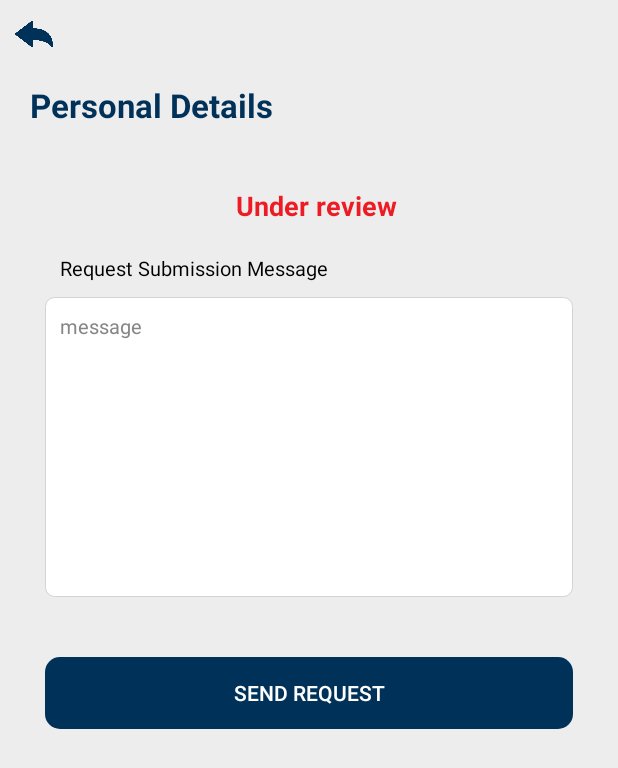
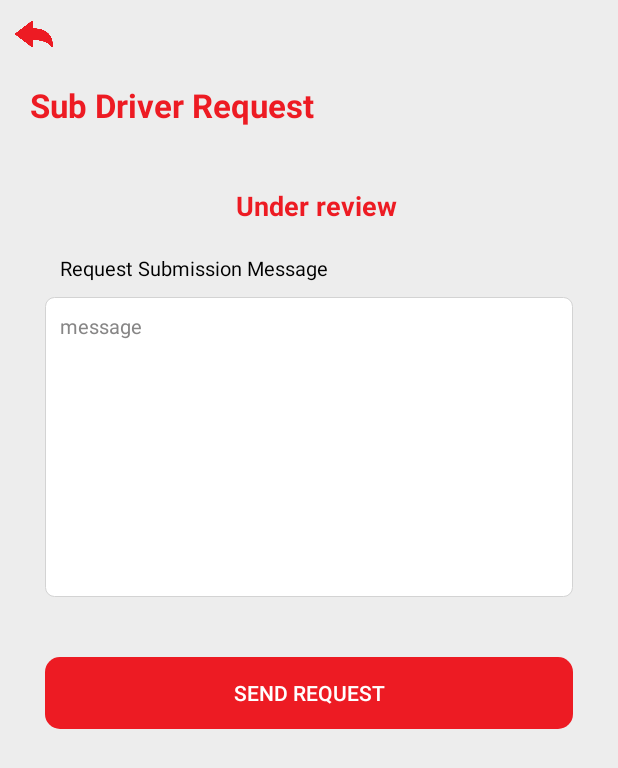
Before and after one commit to Mian-Rehman/women_security_rfid, an Android app: the AddDriverActivity screen opened directly, with no data from a screen before it, on a phone screen of 412 x 824 dp. Shown: the top 768 px of the screen. Run offline under Robolectric (Android 15) with nearby library versions, the phone set to English and light mode, and no system bars; our stand-ins replace Firebase (no records; nobody signed in at launch, a user with empty details on screens opened directly).

Commit message:
Women Security system

```diff
--- a/app/src/main/java/com/rehman/womansecuritysystem/AccountVerificationActivity.java
+++ b/app/src/main/java/com/rehman/womansecuritysystem/AccountVerificationActivity.java
@@ -17,7 +17,7 @@ import android.widget.ImageView;
 import android.widget.Toast;
 
 import com.bumptech.glide.Glide;
-import com.google.firebase.auth.FirebaseAuth;
+
 import com.google.firebase.database.DataSnapshot;
 import com.google.firebase.database.DatabaseError;
 import com.google.firebase.database.DatabaseReference;
--- a/app/src/main/java/com/rehman/womansecuritysystem/Adapter/AdminRejectAdapter.java
+++ b/app/src/main/java/com/rehman/womansecuritysystem/Adapter/AdminRejectAdapter.java
@@ -13,7 +13,6 @@ import androidx.cardview.widget.CardView;
 import androidx.recyclerview.widget.RecyclerView;
 
 
-import com.firebase.ui.auth.data.model.User;
 import com.rehman.womansecuritysystem.Admin.AdminRequestDetailsActivitty;
 import com.rehman.womansecuritysystem.Model.UserModel;
 import com.rehman.womansecuritysystem.R;
--- a/app/src/main/java/com/rehman/womansecuritysystem/Admin/AdminRequestDetailsActivitty.java
+++ b/app/src/main/java/com/rehman/womansecuritysystem/Admin/AdminRequestDetailsActivitty.java
@@ -258,6 +258,8 @@ public class AdminRequestDetailsActivitty extends AppCompatActivity {
 
 //                    Toast.makeText(AdminRequestDetailsActivitty.this, frontSide, Toast.LENGTH_SHORT).show();
 
+                    idFront_image.setVisibility(View.VISIBLE);
+                    idBack_image.setVisibility(View.VISIBLE);
                     Glide.with(AdminRequestDetailsActivitty.this).load(frontSide).into(idFront_image);
                     Glide.with(AdminRequestDetailsActivitty.this).load(backSide).into(idBack_image);
                 }
--- a/app/src/main/java/com/rehman/womansecuritysystem/Driver/DriverMainActivity.java
+++ b/app/src/main/java/com/rehman/womansecuritysystem/Driver/DriverMainActivity.java
@@ -30,8 +30,6 @@ import com.google.android.gms.maps.model.LatLng;
 import com.google.android.gms.maps.model.MarkerOptions;
 import com.google.android.gms.tasks.OnSuccessListener;
 import com.google.android.gms.tasks.Task;
-import com.google.firebase.auth.FirebaseAuth;
-import com.google.firebase.auth.FirebaseUser;
 import com.google.firebase.database.DataSnapshot;
 import com.google.firebase.database.DatabaseError;
 import com.google.firebase.database.DatabaseReference;
--- a/app/src/main/java/com/rehman/womansecuritysystem/Driver/SetPRofileImgActivity.java
+++ b/app/src/main/java/com/rehman/womansecuritysystem/Driver/SetPRofileImgActivity.java
@@ -19,7 +19,7 @@ import android.widget.Toast;
 
 import com.bumptech.glide.Glide;
 import com.google.android.gms.tasks.OnSuccessListener;
-import com.google.firebase.auth.FirebaseAuth;
+
 import com.google.firebase.database.DataSnapshot;
 import com.google.firebase.database.DatabaseError;
 import com.google.firebase.database.DatabaseReference;
--- a/app/src/main/java/com/rehman/womansecuritysystem/ProfileProgress/PersonalDetailActivity.java
+++ b/app/src/main/java/com/rehman/womansecuritysystem/ProfileProgress/PersonalDetailActivity.java
@@ -11,8 +11,7 @@ import android.widget.EditText;
 import android.widget.ImageView;
 import android.widget.Toast;
 
-import com.google.firebase.auth.FirebaseAuth;
-import com.google.firebase.auth.FirebaseUser;
+
 import com.google.firebase.database.DataSnapshot;
 import com.google.firebase.database.DatabaseError;
 import com.google.firebase.database.DatabaseReference;
--- a/app/src/main/java/com/rehman/womansecuritysystem/Start/LoginActivity.java
+++ b/app/src/main/java/com/rehman/womansecuritysystem/Start/LoginActivity.java
@@ -17,8 +17,7 @@ import android.widget.Toast;
 
 import com.google.android.gms.tasks.OnCompleteListener;
 import com.google.android.gms.tasks.Task;
-import com.google.firebase.auth.AuthResult;
-import com.google.firebase.auth.FirebaseAuth;
+
 import com.google.firebase.database.ChildEventListener;
 import com.google.firebase.database.DataSnapshot;
 import com.google.firebase.database.DatabaseError;
--- a/app/src/main/java/com/rehman/womansecuritysystem/Start/SignupActivity.java
+++ b/app/src/main/java/com/rehman/womansecuritysystem/Start/SignupActivity.java
@@ -17,9 +17,7 @@ import android.widget.Toast;
 
 import com.google.android.gms.tasks.OnCompleteListener;
 import com.google.android.gms.tasks.Task;
-import com.google.firebase.auth.AuthResult;
-import com.google.firebase.auth.FirebaseAuth;
-import com.google.firebase.auth.FirebaseUser;
+
 import com.google.firebase.database.DataSnapshot;
 import com.google.firebase.database.DatabaseError;
 import com.google.firebase.database.DatabaseReference;
--- a/app/src/main/java/com/rehman/womansecuritysystem/Start/SplashScreen.java
+++ b/app/src/main/java/com/rehman/womansecuritysystem/Start/SplashScreen.java
@@ -13,8 +13,7 @@ import android.widget.ImageView;
 import android.widget.TextView;
 import android.widget.Toast;
 
-import com.google.firebase.auth.FirebaseAuth;
-import com.google.firebase.auth.FirebaseUser;
+
 import com.google.firebase.database.DataSnapshot;
 import com.google.firebase.database.DatabaseError;
 import com.google.firebase.database.DatabaseReference;
--- a/app/src/main/res/layout/activity_add_driver.xml
+++ b/app/src/main/res/layout/activity_add_driver.xml
@@ -29,7 +29,7 @@
             android:layout_below="@+id/back_image"
             android:layout_marginLeft="10dp"
             android:layout_marginTop="20dp"
-            android:text="Personal Details"
+            android:text="Sub Driver Request"
             android:textColor="@color/dark_blue"
             android:textSize="22sp"
             android:textStyle="bold" />
--- a/app/src/main/res/layout/activity_login.xml
+++ b/app/src/main/res/layout/activity_login.xml
@@ -156,7 +156,7 @@
         android:layout_toLeftOf="@+id/topDesign_image"
         android:fontFamily="sans-serif-black"
         android:padding="20dp"
-        android:text="Child Exit Security"
+        android:text="Women Exit Security"
         android:textColor="@color/dark_blue"
         android:textSize="20sp"
         android:textStyle="bold" />
--- a/app/src/main/res/layout/activity_splash_screen.xml
+++ b/app/src/main/res/layout/activity_splash_screen.xml
@@ -23,9 +23,9 @@
         android:layout_centerInParent="true"
         android:fontFamily="sans-serif-black"
         android:padding="10dp"
-        android:text="Smart and secure gate pass"
+        android:text="Women Security System"
         android:textAlignment="center"
-        android:textColor="@color/dark_blue"
+        android:textColor="@color/black"
         android:textSize="22sp"
         android:textStyle="bold" />
 
--- a/app/src/main/res/layout/activity_vehicle_details.xml
+++ b/app/src/main/res/layout/activity_vehicle_details.xml
@@ -173,9 +173,10 @@
         android:layout_marginRight="20dp"
         android:layout_marginBottom="20dp"
         android:background="@drawable/button_background"
-        android:backgroundTint="@color/dark_blue"
         android:text="submit"
         android:textColor="@color/white"
+        android:textSize="14sp"
+        android:textAlignment="center"
         app:cornerRadius="10dp" />
 
 </RelativeLayout>
--- a/app/src/main/res/values/colors.xml
+++ b/app/src/main/res/values/colors.xml
@@ -1,8 +1,8 @@
 <?xml version="1.0" encoding="utf-8"?>
 <resources>
     <color name="purple_200">#FFBB86FC</color>
-    <color name="purple_500">#003159</color>
-    <color name="purple_700">#003159</color>
+    <color name="purple_500">#ed1b23</color>
+    <color name="purple_700">#ed1b23</color>
     <color name="teal_200">#FF03DAC5</color>
     <color name="teal_700">#FF018786</color>
     <color name="black">#FF000000</color>
@@ -10,7 +10,7 @@
 
     <color name="red">#ed1b23</color>
     <color name="background">#F3F3F3</color>
-    <color name="dark_blue">#003159</color>
+    <color name="dark_blue">#ed1b23</color>
     <color name="gray">#878686</color>
     <color name="background_primary">#EDEDED</color>
     <color name="light_gray">#D3D3D3</color>
@@ -18,4 +18,9 @@
 
     <color name="orange">#F57C6B</color>
     <color name="light_orange">#F49386</color>
+    <color name="yellow">#F7DE05</color>
+
+
+    <color name="blue">#2196F3</color>
+
 </resources>
```
Also changed, not shown: app/build.gradle (+16 -13 lines), app/src/main/AndroidManifest.xml (+7 -0 lines), 1 other file.
